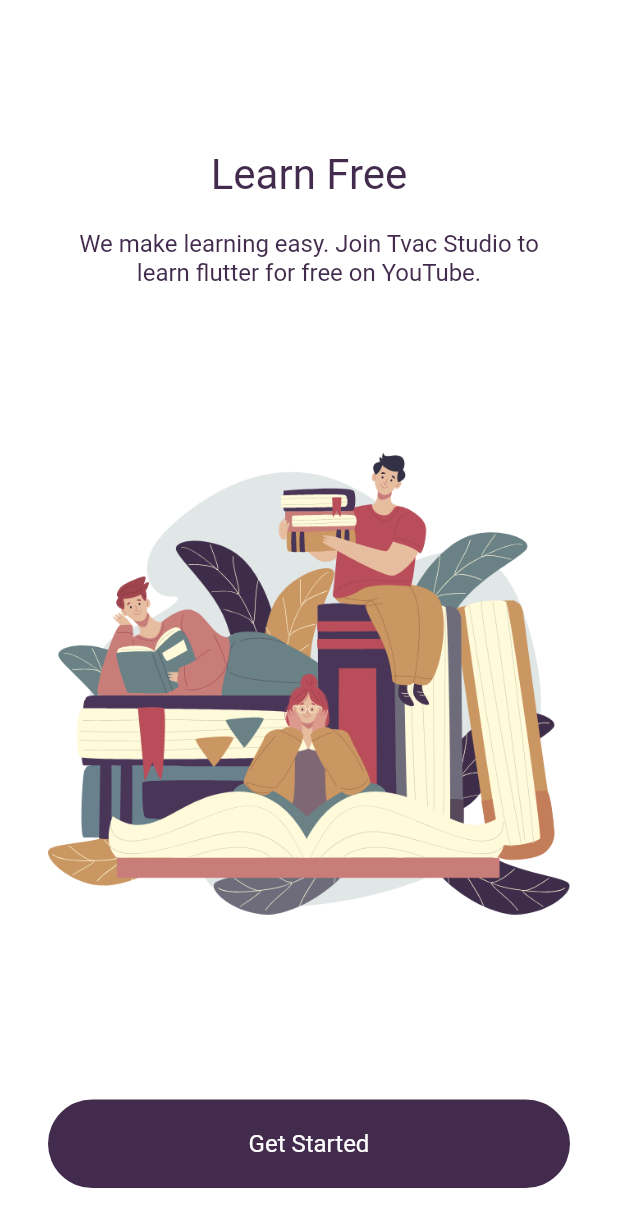
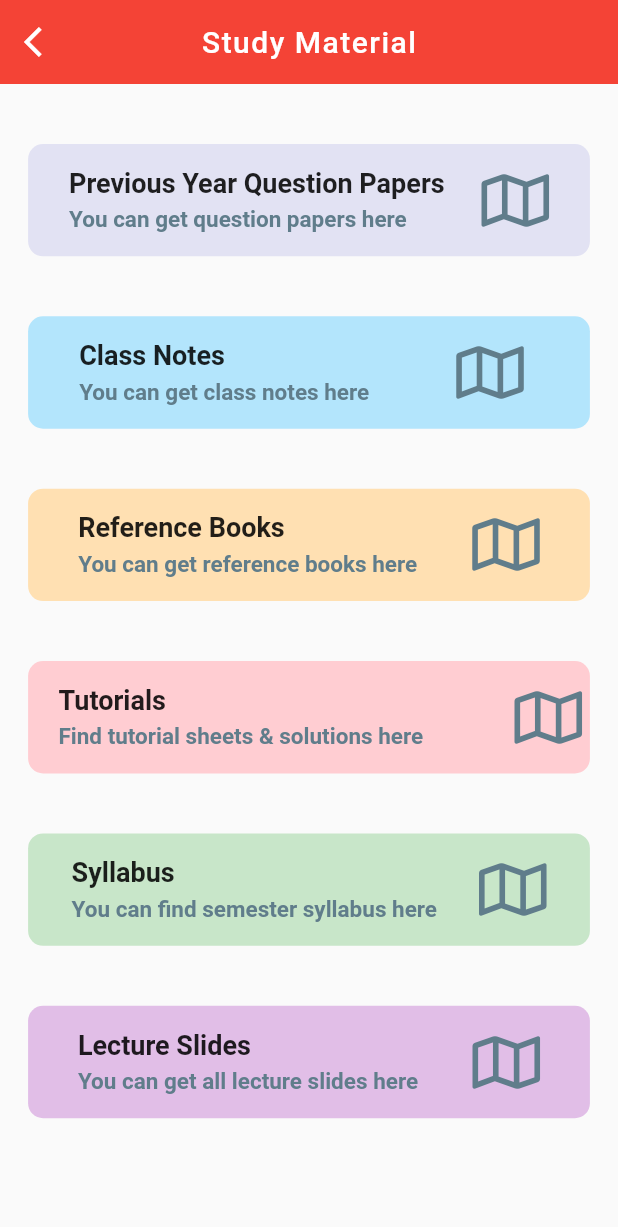
Before and after one commit to anurag-tekale/College-Management-App, a Flutter app: the screen it shows after launch, on a phone screen of 412 x 824 dp. Shown: the top 1227 px of the screen. Run offline on Flutter 3.47's test engine with Material 2 defaults, Android fonts, the phone set to English and light mode, and no system bars; our stand-ins replace bottom_navy_bar, flutter_icons, font_awesome_flutter; missing offline and left inert: keyboard_visibility.

Commit message:
added study material page design

```diff
--- /dev/null
+++ b/lib/Pages/Studymaterial/mainfile.dart
@@ -0,0 +1,358 @@
+import 'package:flutter/material.dart';
+import 'package:font_awesome_flutter/font_awesome_flutter.dart';
+
+class Studymaterial extends StatelessWidget {
+  @override
+  Widget build(BuildContext context) {
+    return Scaffold(
+      appBar: AppBar(
+        title: Text(
+          'Study Material',
+          style: TextStyle(
+            color: Colors.white,
+            fontSize: 20,
+            letterSpacing: 1.0,
+          ),
+        ),
+        centerTitle: true,
+        elevation: 0,
+        leading: IconButton(
+          icon: Icon(
+            Icons.arrow_back_ios,
+          ),
+          onPressed: () {},
+        ),
+      ),
+      body: Center(
+        child: Column(
+          children: [
+            SizedBox(
+              height: 20,
+            ),
+            Padding(
+              padding: const EdgeInsets.only(top: 20.0),
+              child: Container(
+                child: Padding(
+                  padding: const EdgeInsets.only(
+                    left: 15.0,
+                    right: 15,
+                  ),
+                  child: Row(
+                    mainAxisAlignment: MainAxisAlignment.spaceAround,
+                    children: [
+                      Column(
+                        crossAxisAlignment: CrossAxisAlignment.start,
+                        mainAxisAlignment: MainAxisAlignment.center,
+                        children: [
+                          Text(
+                            'Previous Year Question Papers',
+                            style: TextStyle(
+                              fontSize: 18,
+                              fontWeight: FontWeight.bold,
+                            ),
+                          ),
+                          SizedBox(
+                            height: 5,
+                          ),
+                          Text(
+                            'You can get question papers here',
+                            style: TextStyle(
+                              fontSize: 15,
+                              color: Colors.blueGrey,
+                              fontWeight: FontWeight.bold,
+                            ),
+                          ),
+                        ],
+                      ),
+                      FaIcon(
+                        FontAwesomeIcons.map,
+                        color: Colors.blueGrey,
+                        size: 40,
+                      ),
+                    ],
+                  ),
+                ),
+                height: MediaQuery.of(context).size.height / 11,
+                width: MediaQuery.of(context).size.width / 1.1,
+                decoration: BoxDecoration(
+                  color: Color(0xffe2e2f3),
+                  borderRadius: BorderRadius.circular(10),
+                ),
+              ),
+            ),
+            SizedBox(
+              height: 20,
+            ),
+            Padding(
+              padding: const EdgeInsets.only(top: 20.0),
+              child: Container(
+                child: Padding(
+                  padding: const EdgeInsets.only(
+                    left: 5.0,
+                    right: 15,
+                  ),
+                  child: Row(
+                    mainAxisAlignment: MainAxisAlignment.spaceAround,
+                    children: [
+                      Column(
+                        crossAxisAlignment: CrossAxisAlignment.start,
+                        mainAxisAlignment: MainAxisAlignment.center,
+                        children: [
+                          Text(
+                            'Class Notes',
+                            style: TextStyle(
+                              fontSize: 18,
+                              fontWeight: FontWeight.bold,
+                            ),
+                          ),
+                          SizedBox(
+                            height: 5,
+                          ),
+                          Text(
+                            'You can get class notes here',
+                            style: TextStyle(
+                              fontSize: 15,
+                              color: Colors.blueGrey,
+                              fontWeight: FontWeight.bold,
+                            ),
+                          ),
+                        ],
+                      ),
+                      FaIcon(
+                        FontAwesomeIcons.map,
+                        color: Colors.blueGrey,
+                        size: 40,
+                      ),
+                    ],
+                  ),
+                ),
+                height: MediaQuery.of(context).size.height / 11,
+                width: MediaQuery.of(context).size.width / 1.1,
+                decoration: BoxDecoration(
+                  color: Colors.lightBlue[100],
+                  borderRadius: BorderRadius.circular(10),
+                ),
+              ),
+            ),
+            SizedBox(
+              height: 20,
+            ),
+            Padding(
+              padding: const EdgeInsets.only(top: 20.0),
+              child: Container(
+                child: Padding(
+                  padding: const EdgeInsets.only(
+                    left: 15.0,
+                    right: 15,
+                  ),
+                  child: Row(
+                    mainAxisAlignment: MainAxisAlignment.spaceAround,
+                    children: [
+                      Column(
+                        crossAxisAlignment: CrossAxisAlignment.start,
+                        mainAxisAlignment: MainAxisAlignment.center,
+                        children: [
+                          Text(
+                            'Reference Books',
+                            style: TextStyle(
+                              fontSize: 18,
+                              fontWeight: FontWeight.bold,
+                            ),
+                          ),
+                          SizedBox(
+                            height: 5,
+                          ),
+                          Text(
+                            'You can get reference books here',
+                            style: TextStyle(
+                              fontSize: 15,
+                              color: Colors.blueGrey,
+                              fontWeight: FontWeight.bold,
+                            ),
+                          ),
+                        ],
+                      ),
+                      FaIcon(
+                        FontAwesomeIcons.map,
+                        color: Colors.blueGrey,
+                        size: 40,
+                      ),
+                    ],
+                  ),
+                ),
+                height: MediaQuery.of(context).size.height / 11,
+                width: MediaQuery.of(context).size.width / 1.1,
+                decoration: BoxDecoration(
+                  color: Colors.orange[100],
+                  borderRadius: BorderRadius.circular(10),
+                ),
+              ),
+            ),
+            SizedBox(
+              height: 20,
+            ),
+            Padding(
+              padding: const EdgeInsets.only(top: 20.0),
+              child: Container(
+                child: Padding(
+                  padding: const EdgeInsets.only(left: 15.0),
+                  child: Row(
+                    mainAxisAlignment: MainAxisAlignment.spaceAround,
+                    children: [
+                      Column(
+                        crossAxisAlignment: CrossAxisAlignment.start,
+                        mainAxisAlignment: MainAxisAlignment.center,
+                        children: [
+                          Text(
+                            'Tutorials',
+                            style: TextStyle(
+                              fontSize: 18,
+                              fontWeight: FontWeight.bold,
+                            ),
+                          ),
+                          SizedBox(
+                            height: 5,
+                          ),
+                          Text(
+                            'Find tutorial sheets & solutions here',
+                            style: TextStyle(
+                              fontSize: 15,
+                              color: Colors.blueGrey,
+                              fontWeight: FontWeight.bold,
+                            ),
+                          ),
+                        ],
+                      ),
+                      SizedBox(
+                        width: 40,
+                      ),
+                      FaIcon(
+                        FontAwesomeIcons.map,
+                        color: Colors.blueGrey,
+                        size: 40,
+                      ),
+                    ],
+                  ),
+                ),
+                height: MediaQuery.of(context).size.height / 11,
+                width: MediaQuery.of(context).size.width / 1.1,
+                decoration: BoxDecoration(
+                  color: Colors.red[100],
+                  borderRadius: BorderRadius.circular(10),
+                ),
+              ),
+            ),
+            SizedBox(
+              height: 20,
+            ),
+            Padding(
+              padding: const EdgeInsets.only(top: 20.0),
+              child: Container(
+                child: Padding(
+                  padding: const EdgeInsets.only(
+                    left: 15.0,
+                    right: 15,
+                  ),
+                  child: Row(
+                    mainAxisAlignment: MainAxisAlignment.spaceAround,
+                    children: [
+                      Column(
+                        crossAxisAlignment: CrossAxisAlignment.start,
+                        mainAxisAlignment: MainAxisAlignment.center,
+                        children: [
+                          Text(
+                            'Syllabus',
+                            style: TextStyle(
+                              fontSize: 18,
+                              fontWeight: FontWeight.bold,
+                            ),
+                          ),
+                          SizedBox(
+                            height: 5,
+                          ),
+                          Text(
+                            'You can find semester syllabus here',
+                            style: TextStyle(
+                              fontSize: 15,
+                              color: Colors.blueGrey,
+                              fontWeight: FontWeight.bold,
+                            ),
+                          ),
+                        ],
+                      ),
+                      FaIcon(
+                        FontAwesomeIcons.map,
+                        color: Colors.blueGrey,
+                        size: 40,
+                      ),
+                    ],
+                  ),
+                ),
+                height: MediaQuery.of(context).size.height / 11,
+                width: MediaQuery.of(context).size.width / 1.1,
+                decoration: BoxDecoration(
+                  color: Colors.green[100],
+                  borderRadius: BorderRadius.circular(10),
+                ),
+              ),
+            ),
+            SizedBox(
+              height: 20,
+            ),
+            Padding(
+              padding: const EdgeInsets.only(top: 20.0),
+              child: Container(
+                child: Padding(
+                  padding: const EdgeInsets.only(
+                    left: 15.0,
+                    right: 15,
+                  ),
+                  child: Row(
+                    mainAxisAlignment: MainAxisAlignment.spaceAround,
+                    children: [
+                      Column(
+                        crossAxisAlignment: CrossAxisAlignment.start,
+                        mainAxisAlignment: MainAxisAlignment.center,
+                        children: [
+                          Text(
+                            'Lecture Slides',
+                            style: TextStyle(
+                              fontSize: 18,
+                              fontWeight: FontWeight.bold,
+                            ),
+                          ),
+                          SizedBox(
+                            height: 5,
+                          ),
+                          Text(
+                            'You can get all lecture slides here',
+                            style: TextStyle(
+                              fontSize: 15,
+                              color: Colors.blueGrey,
+                              fontWeight: FontWeight.bold,
+                            ),
+                          ),
+                        ],
+                      ),
+                      FaIcon(
+                        FontAwesomeIcons.map,
+                        color: Colors.blueGrey,
+                        size: 40,
+                      ),
+                    ],
+                  ),
+                ),
+                height: MediaQuery.of(context).size.height / 11,
+                width: MediaQuery.of(context).size.width / 1.1,
+                decoration: BoxDecoration(
+                  color: Colors.purple[100],
+                  borderRadius: BorderRadius.circular(10),
+                ),
+              ),
+            ),
+          ],
+        ),
+      ),
+    );
+  }
+}
--- a/lib/main.dart
+++ b/lib/main.dart
@@ -1,5 +1,5 @@
 import 'package:flutter/material.dart';
-import 'package:myapp/Pages/Intro&Login/Intro&loginpage.dart';
+import 'Pages/Studymaterial/mainfile.dart';
 
 void main() {
   runApp(MyApp());
@@ -15,7 +15,7 @@ class MyApp extends StatelessWidget {
       ),
       debugShowCheckedModeBanner: false,
       title: 'Mahindra University',
-      home: LoginPage(),
+      home: Studymaterial(),
     );
   }
 }
--- a/pubspec.yaml
+++ b/pubspec.yaml
@@ -34,6 +34,7 @@ dependencies:
   flutter_palette: ^1.1.0+1
   flutter_svg: ^0.21.0+1
   google_fonts: ^2.0.0
+  font_awesome_flutter: ^9.0.0
   bottom_navy_bar: ^6.0.0
 
 dev_dependencies:
```
Also changed, not shown: pubspec.lock.
